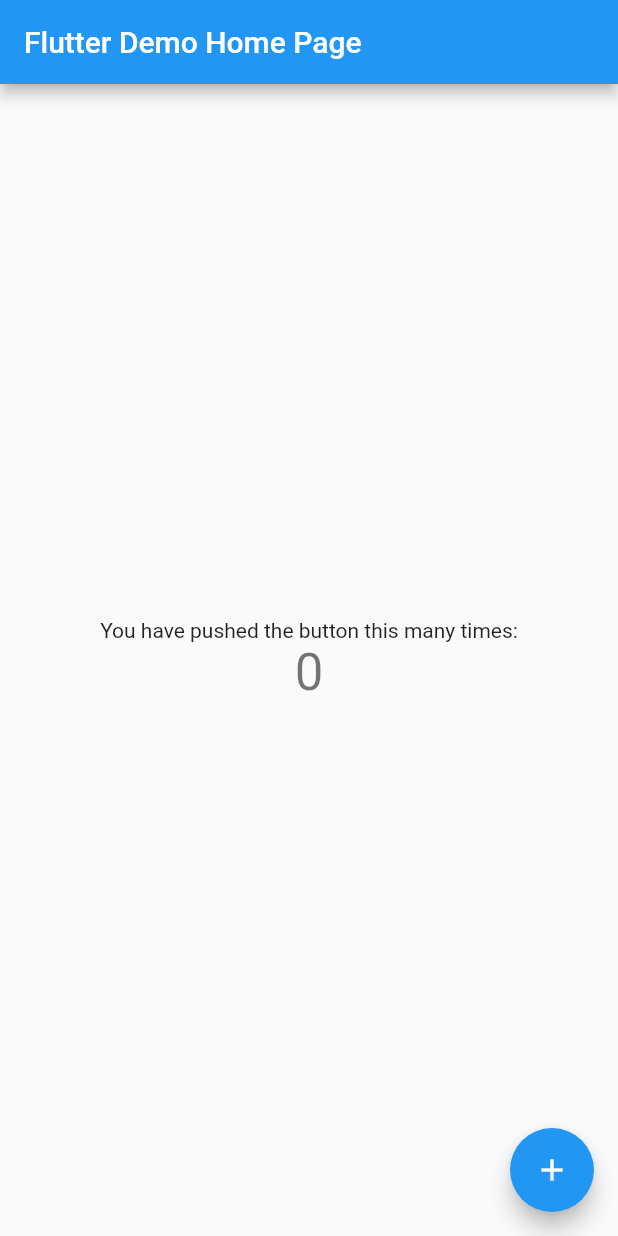
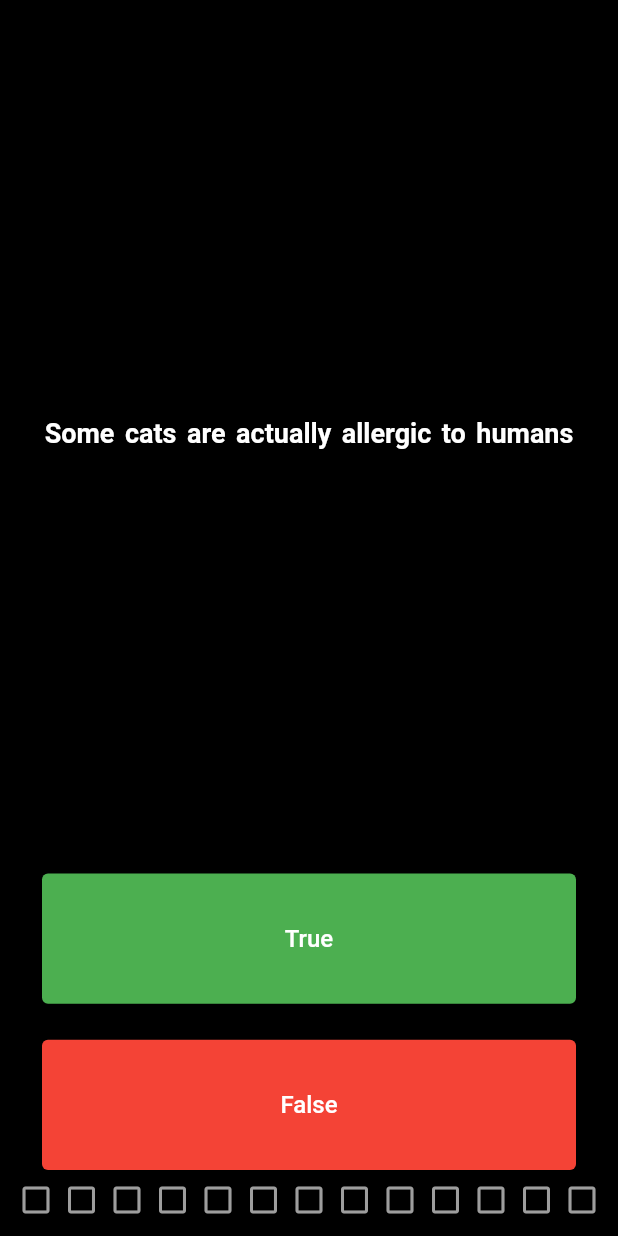
Before and after one commit to GowthamGoush/Quizzy-Flutter, a Flutter app: the screen it shows after launch, on a phone screen of 412 x 824 dp. Run offline on Flutter 3.47's test engine with Material 2 defaults, Android fonts, the phone set to English and light mode, and no system bars.

Commit message:
Update UI

```diff
--- a/lib/main.dart
+++ b/lib/main.dart
@@ -1,113 +1,132 @@
+import 'package:flutter/cupertino.dart';
 import 'package:flutter/material.dart';
+import 'package:quizzy_flutter_app/quizData.dart';
 
 void main() {
-  runApp(MyApp());
+  scoreBoardSetUp();
+  runApp(MaterialApp(
+    home: Scaffold(
+      backgroundColor: Colors.black,
+      body: SafeArea(
+        child: Padding(
+          padding: const EdgeInsets.all(12.0),
+          child: QuizzyApp(),
+        ),
+      ),
+    ),
+  ));
 }
 
-class MyApp extends StatelessWidget {
-  // This widget is the root of your application.
+class QuizzyApp extends StatefulWidget {
+  @override
+  _QuizzyAppState createState() => _QuizzyAppState();
+}
+
+QuizData quizData = new QuizData();
+
+List<Widget> scoreIcons = [];
+
+void scoreBoardSetUp() {
+  scoreIcons.clear();
+
+  for (int i = 0; i < quizData.getQuizLength(); i++) {
+    scoreIcons.add(Icon(
+      Icons.check_box_outline_blank,
+      color: Colors.grey,
+    ));
+  }
+}
+
+void buttonClicked(bool clickedAnswer) {
+  if (quizData.quizOver) {
+    return;
+  }
+
+  int quizNumber = quizData.getQuizNumber();
+
+  scoreIcons.removeAt(quizNumber);
+
+  if (clickedAnswer == quizData.getQuizAnswer()) {
+    scoreIcons.insert(
+        quizNumber,
+        Icon(
+          Icons.check,
+          color: Colors.green,
+        ));
+  } else {
+    scoreIcons.insert(
+        quizNumber,
+        Icon(
+          Icons.close,
+          color: Colors.red,
+        ));
+  }
+
+  quizData.nextQuestion();
+}
+
+class _QuizzyAppState extends State<QuizzyApp> {
   @override
   Widget build(BuildContext context) {
-    return MaterialApp(
-      title: 'Flutter Demo',
-      theme: ThemeData(
-        // This is the theme of your application.
-        //
-        // Try running your application with "flutter run". You'll see the
-        // application has a blue toolbar. Then, without quitting the app, try
-        // changing the primarySwatch below to Colors.green and then invoke
-        // "hot reload" (press "r" in the console where you ran "flutter run",
-        // or simply save your changes to "hot reload" in a Flutter IDE).
-        // Notice that the counter didn't reset back to zero; the application
-        // is not restarted.
-        primarySwatch: Colors.blue,
-      ),
-      home: MyHomePage(title: 'Flutter Demo Home Page'),
+    return Column(
+      mainAxisAlignment: MainAxisAlignment.spaceBetween,
+      crossAxisAlignment: CrossAxisAlignment.stretch,
+      children: [
+        Expanded(
+            flex: 5,
+            child: Padding(
+              padding: EdgeInsets.all(16.0),
+              child: Center(
+                child: Text(
+                  quizData.getQuizText(),
+                  style: TextStyle(
+                      fontSize: 18.0,
+                      wordSpacing: 2.5,
+                      fontWeight: FontWeight.bold,
+                      color: Colors.white),
+                ),
+              ),
+            )),
+        Expanded(
+            flex: 1,
+            child: Padding(
+              padding: EdgeInsets.fromLTRB(16.0, 16.0, 16.0, 8.0),
+              child: ElevatedButton(
+                style: ButtonStyle(
+                    backgroundColor: MaterialStateProperty.all(Colors.green)),
+                child: Text(
+                  'True',
+                  style: TextStyle(fontSize: 16.0),
+                ),
+                onPressed: () {
+                  setState(() {
+                    buttonClicked(true);
+                  });
+                },
+              ),
+            )),
+        Expanded(
+            flex: 1,
+            child: Padding(
+              padding: EdgeInsets.fromLTRB(16.0, 16.0, 16.0, 8.0),
+              child: ElevatedButton(
+                style: ButtonStyle(
+                    backgroundColor: MaterialStateProperty.all(Colors.red)),
+                child: Text(
+                  'False',
+                  style: TextStyle(fontSize: 16.0),
+                ),
+                onPressed: () {
+                  setState(() {
+                    buttonClicked(false);
+                  });
+                },
+              ),
+            )),
+        Row(
+            mainAxisAlignment: MainAxisAlignment.spaceBetween,
+            children: scoreIcons)
+      ],
     );
   }
 }
-
-class MyHomePage extends StatefulWidget {
-  MyHomePage({Key? key, required this.title}) : super(key: key);
-
-  // This widget is the home page of your application. It is stateful, meaning
-  // that it has a State object (defined below) that contains fields that affect
-  // how it looks.
-
-  // This class is the configuration for the state. It holds the values (in this
-  // case the title) provided by the parent (in this case the App widget) and
-  // used by the build method of the State. Fields in a Widget subclass are
-  // always marked "final".
-
-  final String title;
-
-  @override
-  _MyHomePageState createState() => _MyHomePageState();
-}
-
-class _MyHomePageState extends State<MyHomePage> {
-  int _counter = 0;
-
-  void _incrementCounter() {
-    setState(() {
-      // This call to setState tells the Flutter framework that something has
-      // changed in this State, which causes it to rerun the build method below
-      // so that the display can reflect the updated values. If we changed
-      // _counter without calling setState(), then the build method would not be
-      // called again, and so nothing would appear to happen.
-      _counter++;
-    });
-  }
-
-  @override
-  Widget build(BuildContext context) {
-    // This method is rerun every time setState is called, for instance as done
-    // by the _incrementCounter method above.
-    //
-    // The Flutter framework has been optimized to make rerunning build methods
-    // fast, so that you can just rebuild anything that needs updating rather
-    // than having to individually change instances of widgets.
-    return Scaffold(
-      appBar: AppBar(
-        // Here we take the value from the MyHomePage object that was created by
-        // the App.build method, and use it to set our appbar title.
-        title: Text(widget.title),
-      ),
-      body: Center(
-        // Center is a layout widget. It takes a single child and positions it
-        // in the middle of the parent.
-        child: Column(
-          // Column is also a layout widget. It takes a list of children and
-          // arranges them vertically. By default, it sizes itself to fit its
-          // children horizontally, and tries to be as tall as its parent.
-          //
-          // Invoke "debug painting" (press "p" in the console, choose the
-          // "Toggle Debug Paint" action from the Flutter Inspector in Android
-          // Studio, or the "Toggle Debug Paint" command in Visual Studio Code)
-          // to see the wireframe for each widget.
-          //
-          // Column has various properties to control how it sizes itself and
-          // how it positions its children. Here we use mainAxisAlignment to
-          // center the children vertically; the main axis here is the vertical
-          // axis because Columns are vertical (the cross axis would be
-          // horizontal).
-          mainAxisAlignment: MainAxisAlignment.center,
-          children: <Widget>[
-            Text(
-              'You have pushed the button this many times:',
-            ),
-            Text(
-              '$_counter',
-              style: Theme.of(context).textTheme.headline4,
-            ),
-          ],
-        ),
-      ),
-      floatingActionButton: FloatingActionButton(
-        onPressed: _incrementCounter,
-        tooltip: 'Increment',
-        child: Icon(Icons.add),
-      ), // This trailing comma makes auto-formatting nicer for build methods.
-    );
-  }
-}
```
